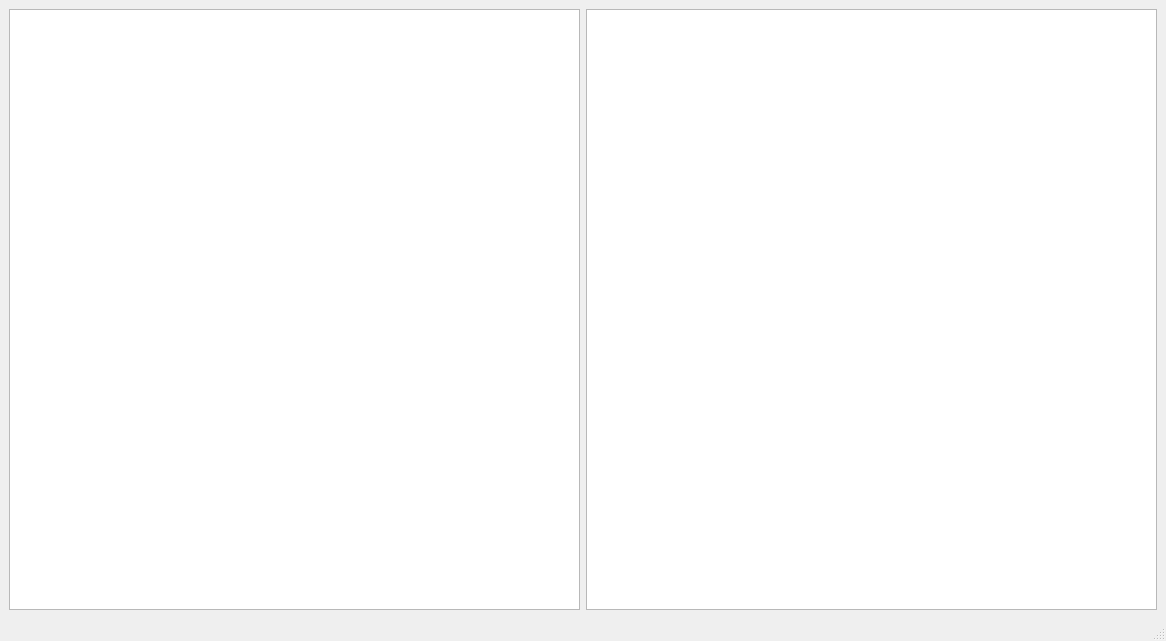
Above: mainwindow.ui from ValeriyaRyzhikova/sppo_lab_3 before the change. Below: the same form after it.
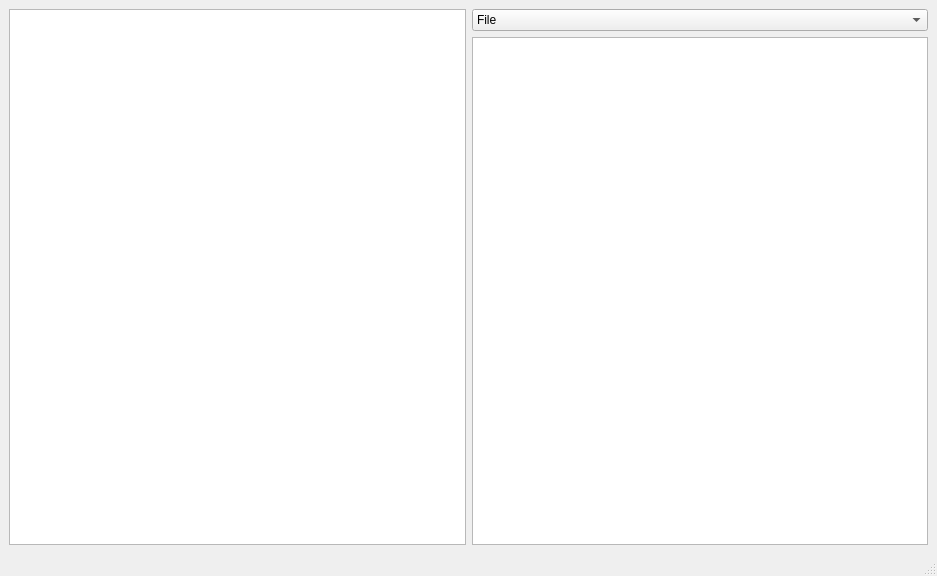
That is the form after the change.

Commit message: added functions for mainwindow

Patch:
```diff
--- a/mainwindow.ui
+++ b/mainwindow.ui
@@ -6,20 +6,42 @@
    <rect>
     <x>0</x>
     <y>0</y>
-    <width>1166</width>
-    <height>641</height>
+    <width>937</width>
+    <height>576</height>
    </rect>
   </property>
   <property name="windowTitle">
    <string>MainWindow</string>
   </property>
   <widget class="QWidget" name="centralwidget">
-   <layout class="QHBoxLayout" name="horizontalLayout">
+   <layout class="QVBoxLayout" name="verticalLayout_2">
     <item>
-     <widget class="QTreeView" name="treeView"/>
-    </item>
-    <item>
-     <widget class="QTableView" name="tableView"/>
+     <layout class="QHBoxLayout" name="horizontalLayout">
+      <item>
+       <widget class="QTreeView" name="treeView"/>
+      </item>
+      <item>
+       <layout class="QVBoxLayout" name="verticalLayout">
+        <item>
+         <widget class="QComboBox" name="comboBox">
+          <item>
+           <property name="text">
+            <string>File</string>
+           </property>
+          </item>
+          <item>
+           <property name="text">
+            <string>Type</string>
+           </property>
+          </item>
+         </widget>
+        </item>
+        <item>
+         <widget class="QTableView" name="tableView"/>
+        </item>
+       </layout>
+      </item>
+     </layout>
     </item>
    </layout>
   </widget>
```
Left out of the diff: 23 changed lines with no effect on the pictures. The commit also changes 2 other files.
